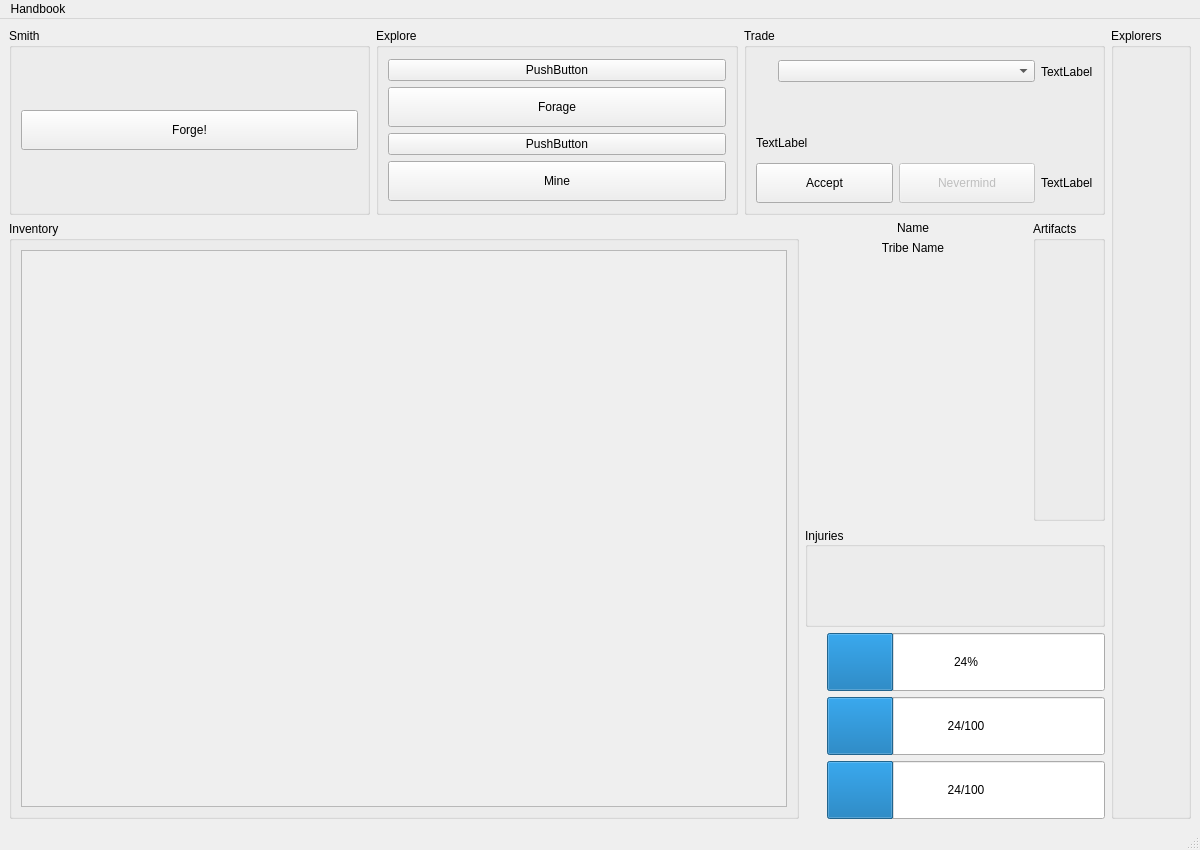
pierce-smith1/aor, file assets/ui/main.ui: the form before one commit.
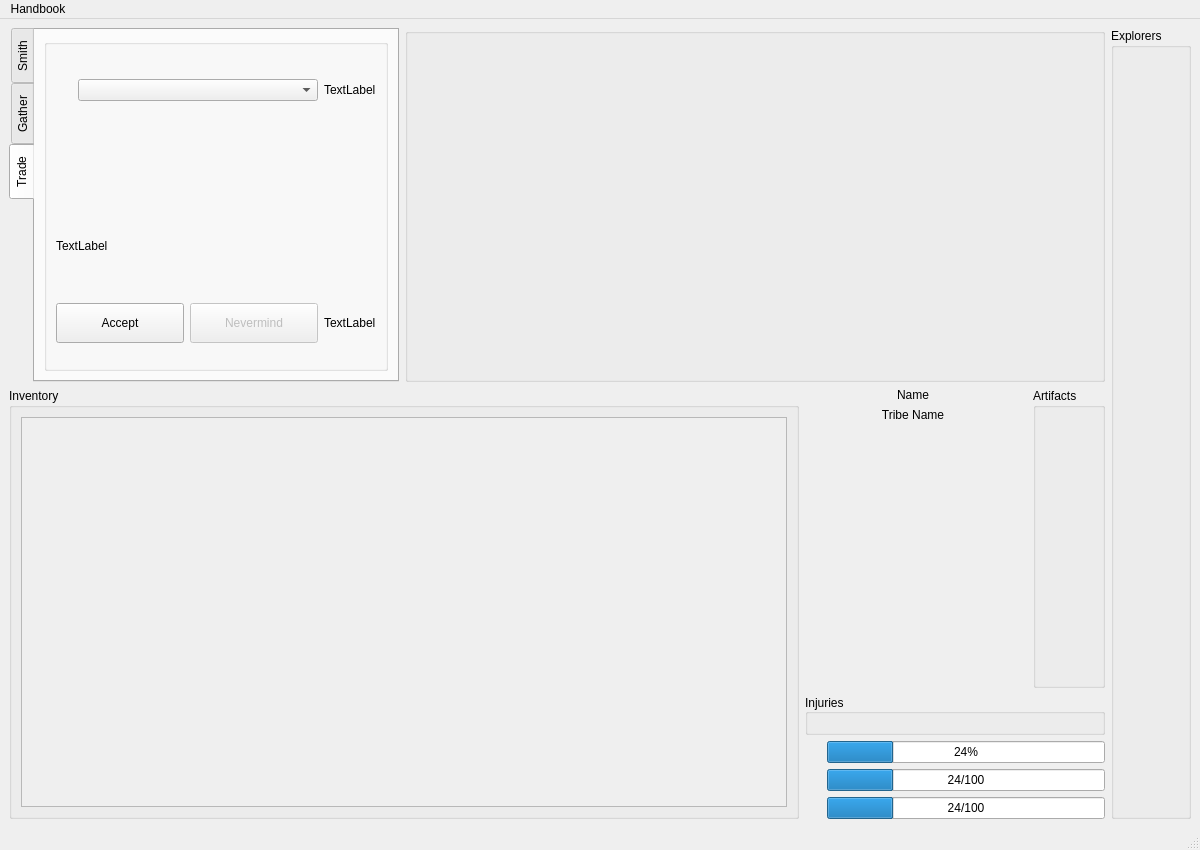
The form after the commit. The open tabs and pages were chosen to show the change. Icons and pictures are not drawn.

Patch:
```diff
--- a/assets/ui/main.ui
+++ b/assets/ui/main.ui
@@ -175,8 +175,8 @@
            <rect>
             <x>0</x>
             <y>0</y>
-            <width>783</width>
-            <height>521</height>
+            <width>779</width>
+            <height>400</height>
            </rect>
           </property>
           <layout class="QGridLayout" name="gridLayout_7"/>
@@ -354,9 +354,38 @@
     <item row="0" column="0" colspan="3">
      <layout class="QHBoxLayout" name="activity_layout">
       <item>
-       <widget class="QGroupBox" name="smith_box">
-        <property name="title">
+       <widget class="QTabWidget" name="smith_tab">
+        <property name="minimumSize">
+         <size>
+          <width>0</width>
+          <height>0</height>
+         </size>
+        </property>
+        <property name="tabPosition">
+         <enum>QTabWidget::West</enum>
+        </property>
+        <property name="currentIndex">
+         <number>0</number>
+        </property>
+        <property name="documentMode">
+         <bool>false</bool>
+        </property>
+        <property name="tabBarAutoHide">
+         <bool>true</bool>
+        </property>
+        <widget class="QWidget" name="tab">
+         <attribute name="icon">
+          <iconset resource="../../images.qrc">
+           <normaloff>:/assets/img/icons/hammer.png</normaloff>:/assets/img/icons/hammer.png</iconset>
+         </attribute>
+         <attribute name="title">
          <string>Smith</string>
+         </attribute>
+         <layout class="QGridLayout" name="gridLayout_9">
+          <item row="0" column="0">
+           <widget class="QGroupBox" name="smith_box">
+            <property name="title">
+             <string/>
         </property>
         <layout class="QGridLayout" name="gridLayout_8">
          <item row="0" column="0">
@@ -395,10 +424,21 @@
         </layout>
        </widget>
       </item>
+         </layout>
+        </widget>
+        <widget class="QWidget" name="tab_2">
+         <attribute name="icon">
+          <iconset resource="../../images.qrc">
+           <normaloff>:/assets/img/icons/sun.png</normaloff>:/assets/img/icons/sun.png</iconset>
+         </attribute>
+         <attribute name="title">
+          <string>Gather</string>
+         </attribute>
+         <layout class="QHBoxLayout" name="horizontalLayout_2">
       <item>
        <widget class="QGroupBox" name="explore_box">
         <property name="title">
-         <string>Explore</string>
+             <string/>
         </property>
         <layout class="QGridLayout" name="gridLayout_3">
          <item row="0" column="0">
@@ -468,10 +508,21 @@
         </layout>
        </widget>
       </item>
-      <item>
-       <widget class="QGroupBox" name="trade_box">
-        <property name="title">
+         </layout>
+        </widget>
+        <widget class="QWidget" name="tab_3">
+         <attribute name="icon">
+          <iconset resource="../../images.qrc">
+           <normaloff>:/assets/img/icons/focussigil2.png</normaloff>:/assets/img/icons/focussigil2.png</iconset>
+         </attribute>
+         <attribute name="title">
          <string>Trade</string>
+         </attribute>
+         <layout class="QHBoxLayout" name="horizontalLayout_4">
+          <item>
+           <widget class="QGroupBox" name="trade_box">
+            <property name="title">
+             <string/>
         </property>
         <layout class="QGridLayout" name="gridLayout_4">
          <item row="1" column="0">
@@ -599,6 +650,23 @@
           </widget>
          </item>
         </layout>
+           </widget>
+          </item>
+         </layout>
+        </widget>
+       </widget>
+      </item>
+      <item>
+       <widget class="QGroupBox" name="groupBox">
+        <property name="minimumSize">
+         <size>
+          <width>700</width>
+          <height>0</height>
+         </size>
+        </property>
+        <property name="title">
+         <string/>
+        </property>
        </widget>
       </item>
      </layout>
```
Lines whose indentation alone changed are shown as unchanged.
